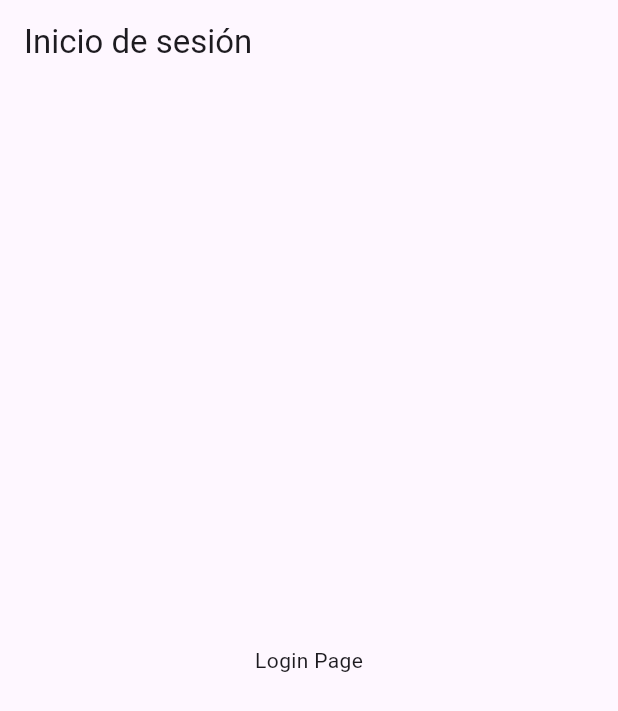
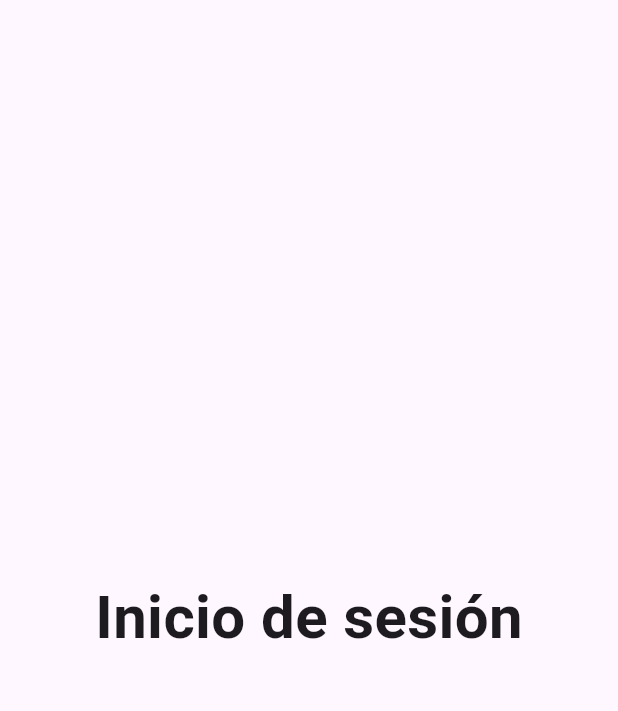
Before and after one commit to Bryan01Cruz/Tareas-Lenguajes-Programacion, a Flutter app: the screen it shows after launch, on a phone screen of 412 x 824 dp. Shown: the top 711 px of the screen. Run offline on Flutter 3.47's test engine with Material 3 defaults, Android fonts, the phone set to English and light mode, and no system bars; our stand-ins replace go_router.

Commit message:
Construyendo la pagina de login_page

```diff
--- a/tarea_login/lib/views/login_page.dart
+++ b/tarea_login/lib/views/login_page.dart
@@ -1,14 +1,29 @@
 import 'package:flutter/material.dart';
+//import 'package:go_router/go_router.dart';
 
 class LoginPage extends StatelessWidget {
-  const LoginPage({super.key});
+  LoginPage({super.key});
+
+  //final ControlUsuario = TextEditingController();
+  //final ControlContraseña = TextEditingController();
 
   @override
   Widget build(BuildContext context) {
     return Scaffold(
-      // drawer: Drawer(),
-      appBar: AppBar(title: Text('Inicio de sesión')),
-      body: Center(child: Text('Login Page')),
+      body: SafeArea(
+        child: Padding(
+          padding: const EdgeInsets.symmetric(horizontal: 16.0),
+          child: Center(
+            child: Column(
+              mainAxisAlignment: MainAxisAlignment.center,
+              crossAxisAlignment: CrossAxisAlignment.center,
+              children: [
+                Text('Inicio de sesión', style: TextStyle(fontSize: 40, fontWeight: FontWeight.bold),)
+              ],
+            ),
+          ),
+          ),
+      ),
     );
   }
 }
```
